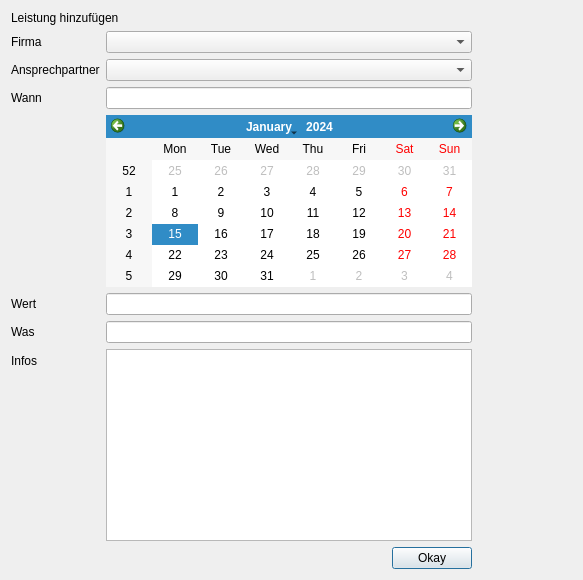
Above: createactivity.ui from green-lion-racing/glr-database before the change. Below: the same form after it.
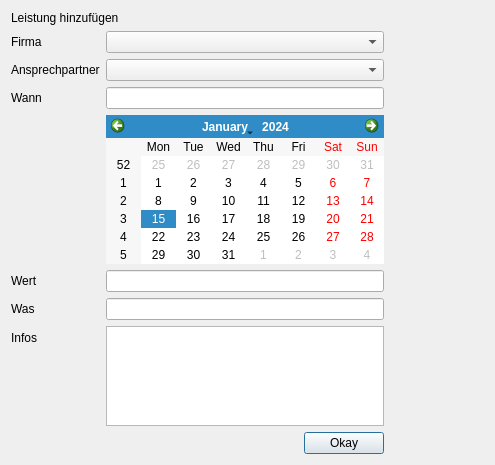
That is the form after the change.

What changed in the file:
```diff
--- a/createactivity.ui
+++ b/createactivity.ui
@@ -6,8 +6,8 @@
    <rect>
     <x>0</x>
     <y>0</y>
-    <width>583</width>
-    <height>580</height>
+    <width>495</width>
+    <height>465</height>
    </rect>
   </property>
   <property name="windowTitle">
```
